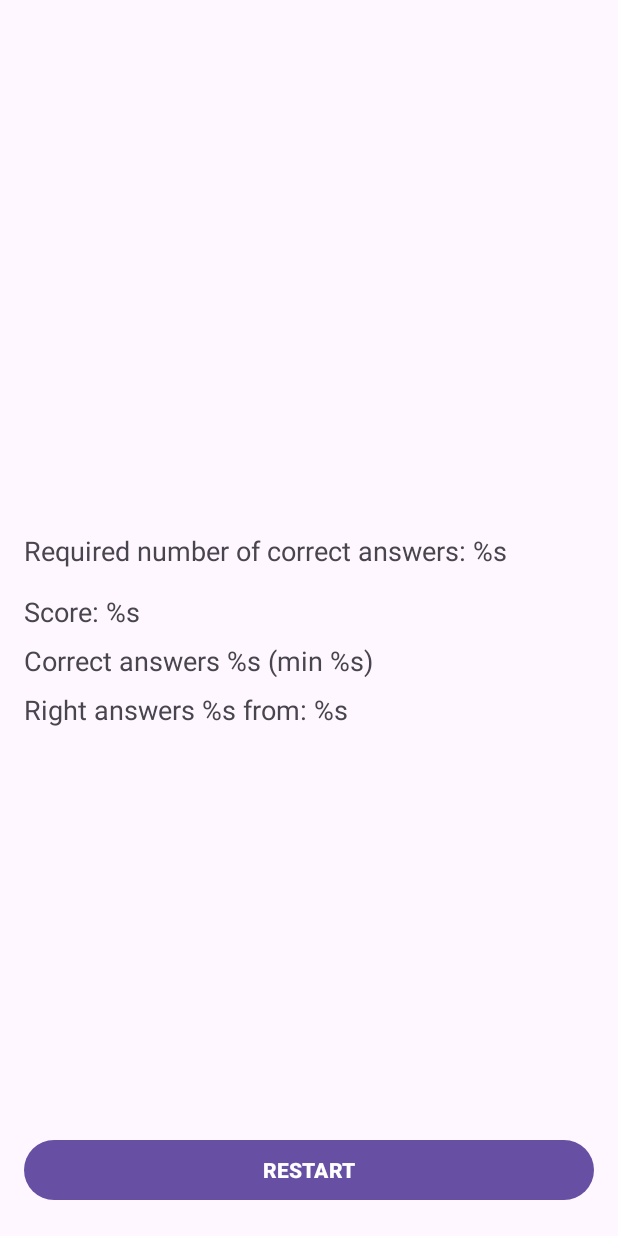
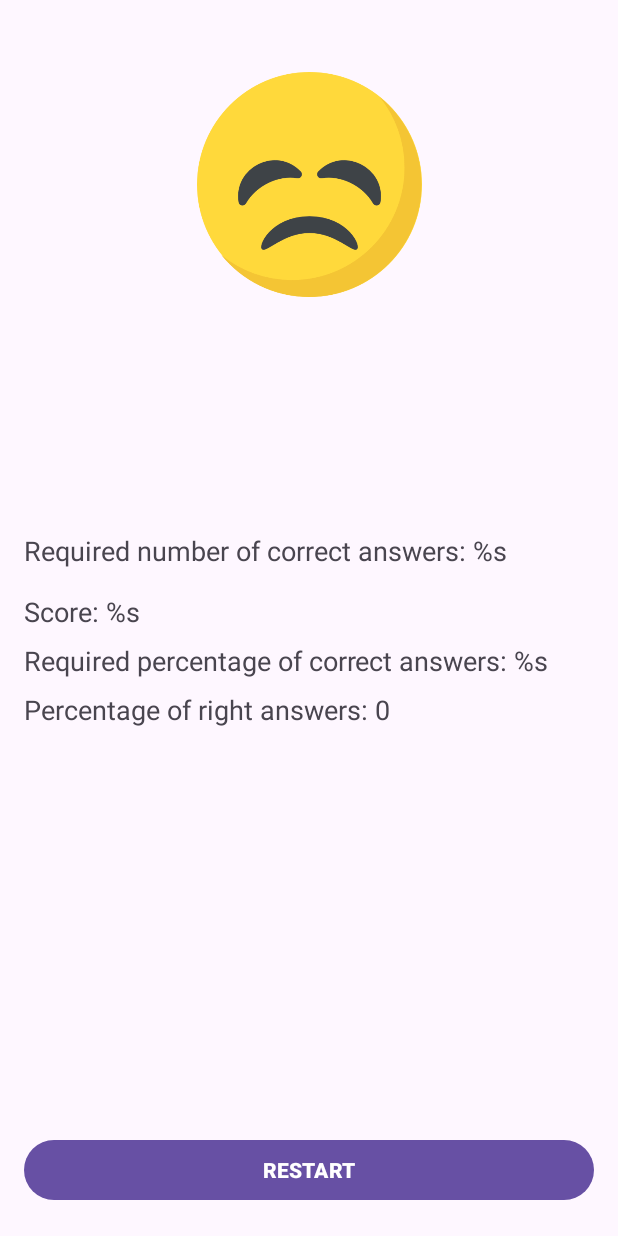
Before and after one commit to TDB-star/Game, an Android app: the fragment GameResultFragment shown on its own in the app's theme, on a phone screen of 412 x 824 dp. Run offline under Robolectric (Android 15) with nearby library versions, the phone set to English and light mode, and no system bars; 8 statements that could not run were skipped.

Commit message:
implemented game result fragment

```diff
--- a/app/src/main/java/com/example/game/presentation/GameResultFragment.kt
+++ b/app/src/main/java/com/example/game/presentation/GameResultFragment.kt
@@ -7,6 +7,7 @@ import android.view.View
 import android.view.ViewGroup
 import androidx.activity.OnBackPressedCallback
 import androidx.fragment.app.FragmentManager
+import com.example.game.R
 import com.example.game.databinding.FragmentGameResultBinding
 import com.example.game.domain.entities.GameResult
 
@@ -31,16 +32,61 @@ class GameResultFragment : Fragment() {
 
     override fun onViewCreated(view: View, savedInstanceState: Bundle?) {
         super.onViewCreated(view, savedInstanceState)
-        requireActivity().onBackPressedDispatcher.addCallback(
-            viewLifecycleOwner,
-            object : OnBackPressedCallback(true){
+        setupClickListeners()
+        bindViews()
+    }
+
+    private fun setupClickListeners() {
+        val callBack = object : OnBackPressedCallback(true) {
             override fun handleOnBackPressed() {
                 restartGame()
             }
-        })
-
+        }
+        requireActivity().onBackPressedDispatcher.addCallback(viewLifecycleOwner, callBack)
         binding.buttonRestart.setOnClickListener {
             restartGame()
+        }
+    }
+
+    private fun bindViews() {
+
+        with(binding) {
+            imageViewResult.setImageResource(getSmileResId())
+            textViewReqCorrectAnswers.text = String.format(
+                getString(R.string.required_number_of_correct_answers),
+                gameResult.gameSettings.minCountOfRightAnswers
+            )
+
+            textViewScore.text = String.format(
+                getString(R.string.score_s),
+                gameResult.countRightAnswers
+            )
+
+            textViewPercCorrectAnswers.text = String.format(
+                getString(R.string.required_percentage_of_correct_answers_s),
+                gameResult.gameSettings.minPercentOfRightAnswers
+            )
+
+            textViewPercScore.text = String.format(
+               getString(R.string.percentage_of_right_answers_s),
+                getPercRightAnswers()
+            )
+        }
+    }
+
+    private fun getPercRightAnswers() = with(gameResult) {
+        if (countQuestions == 0) {
+            0
+        } else {
+            ((countRightAnswers / countQuestions.toDouble()) * 100).toInt()
+        }
+    }
+
+    private fun getSmileResId() : Int {
+        return if (gameResult.winner) {
+            R.drawable.smile
+        } else {
+            R.drawable.triste
         }
     }
 
--- a/app/src/main/res/layout/fragment_game_result.xml
+++ b/app/src/main/res/layout/fragment_game_result.xml
@@ -48,7 +48,7 @@
         android:layout_width="0dp"
         android:layout_height="wrap_content"
         android:layout_marginBottom="8dp"
-        android:text="@string/perc_of_the_right_answers"
+        android:text="@string/required_percentage_of_correct_answers_s"
         android:textSize="18sp"
         app:layout_constraintBottom_toTopOf="@+id/textView_perc_score"
         app:layout_constraintEnd_toEndOf="@+id/textView_req_correct_answers"
@@ -59,7 +59,7 @@
         android:id="@+id/textView_perc_score"
         android:layout_width="0dp"
         android:layout_height="wrap_content"
-        android:text="@string/right_answers_perc"
+        android:text="@string/percentage_of_right_answers_s"
         android:textAlignment="textStart"
         android:textSize="18sp"
         app:layout_constraintBottom_toBottomOf="parent"
--- a/app/src/main/res/values/strings.xml
+++ b/app/src/main/res/values/strings.xml
@@ -20,4 +20,6 @@
     <string name="perc_of_the_right_answers">Correct answers %s (min %s)</string>
     <string name="button_restart">RESTART</string>
     <string name="question_mark">\?</string>
+    <string name="required_percentage_of_correct_answers_s">Required percentage of correct answers: %s</string>
+    <string name="percentage_of_right_answers_s">Percentage of right answers: %s</string>
 </resources>
```
